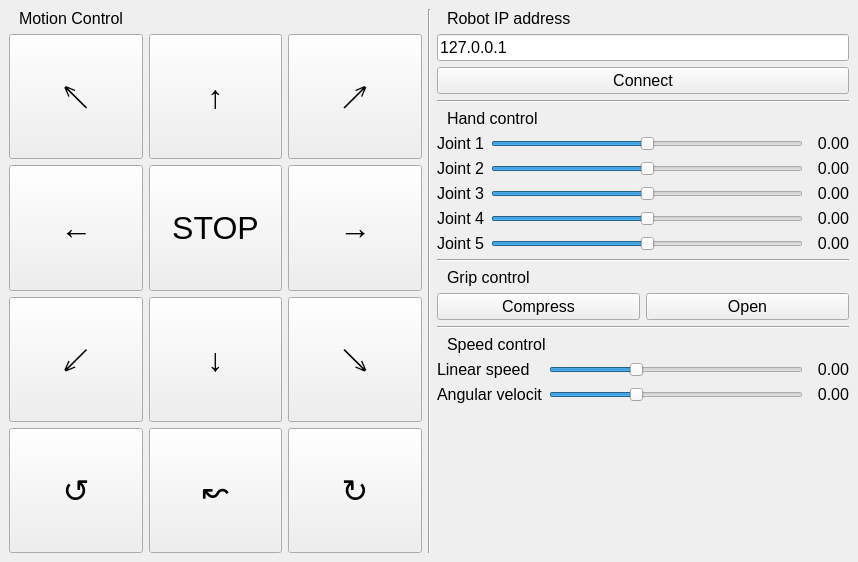
Before: the Qt Designer form ControlApp/mainwindow.ui in KirillHit/youbot_rc, drawn with Qt 5.
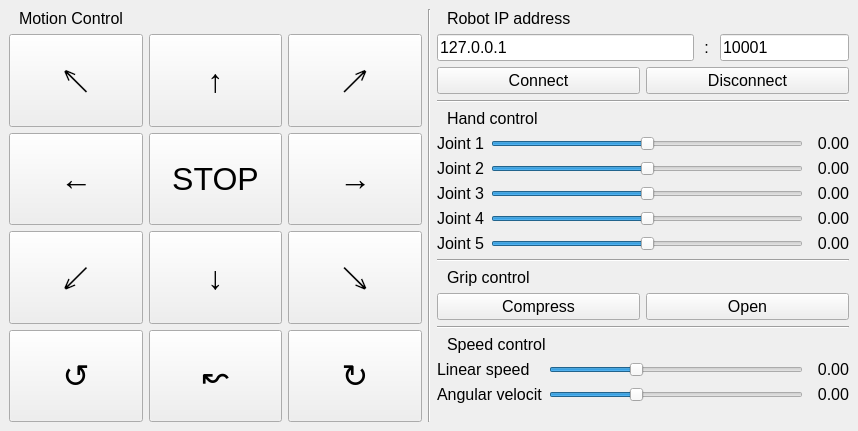
After: the same form once the commit is applied. Icons and pictures are not drawn.

Commit message: Добавил выбор порта и кнопку отключения

Diff of the .ui file:
```diff
--- a/ControlApp/mainwindow.ui
+++ b/ControlApp/mainwindow.ui
@@ -7,7 +7,7 @@
     <x>0</x>
     <y>0</y>
     <width>858</width>
-    <height>562</height>
+    <height>431</height>
    </rect>
   </property>
   <property name="windowTitle">
@@ -315,6 +315,8 @@
          </widget>
         </item>
         <item>
+         <layout class="QHBoxLayout" name="horizontalLayout_4" stretch="2,0,1">
+          <item>
          <widget class="QLineEdit" name="lineIp">
           <property name="font">
            <font>
@@ -327,6 +329,34 @@
          </widget>
         </item>
         <item>
+           <widget class="QLabel" name="label_14">
+            <property name="font">
+             <font>
+              <pointsize>12</pointsize>
+             </font>
+            </property>
+            <property name="text">
+             <string> : </string>
+            </property>
+           </widget>
+          </item>
+          <item>
+           <widget class="QLineEdit" name="linePort">
+            <property name="font">
+             <font>
+              <pointsize>12</pointsize>
+             </font>
+            </property>
+            <property name="text">
+             <string>10001</string>
+            </property>
+           </widget>
+          </item>
+         </layout>
+        </item>
+        <item>
+         <layout class="QHBoxLayout" name="horizontalLayout_3">
+          <item>
          <widget class="QPushButton" name="butConnect">
           <property name="font">
            <font>
@@ -337,6 +367,20 @@
            <string>Сonnect</string>
           </property>
          </widget>
+          </item>
+          <item>
+           <widget class="QPushButton" name="butDisconnect">
+            <property name="font">
+             <font>
+              <pointsize>12</pointsize>
+             </font>
+            </property>
+            <property name="text">
+             <string>Disconnect</string>
+            </property>
+           </widget>
+          </item>
+         </layout>
         </item>
         <item>
          <widget class="Line" name="line_3">
```
Lines whose indentation alone changed are shown as unchanged. The commit also changes 3 other files.
